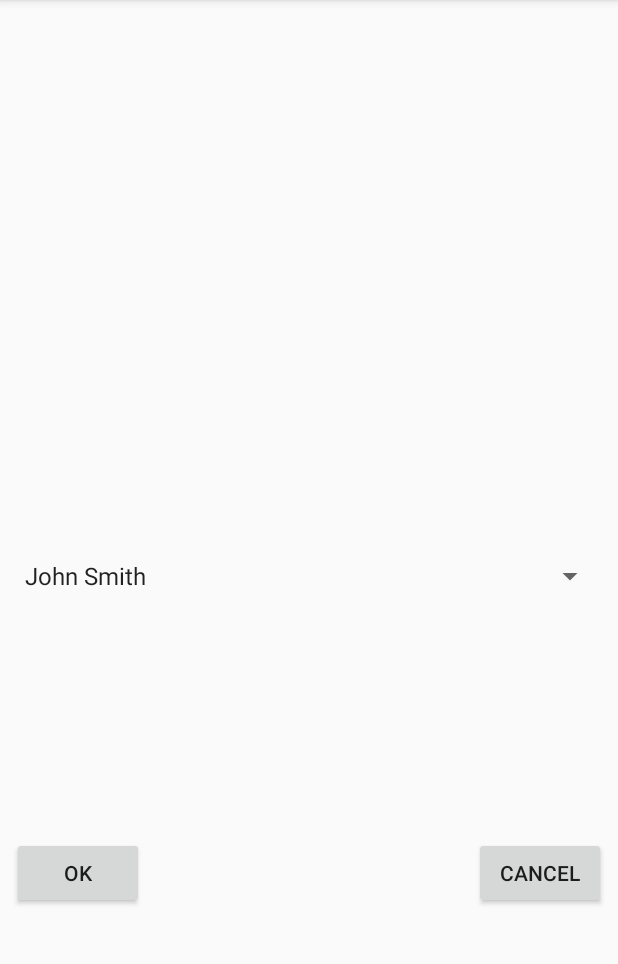
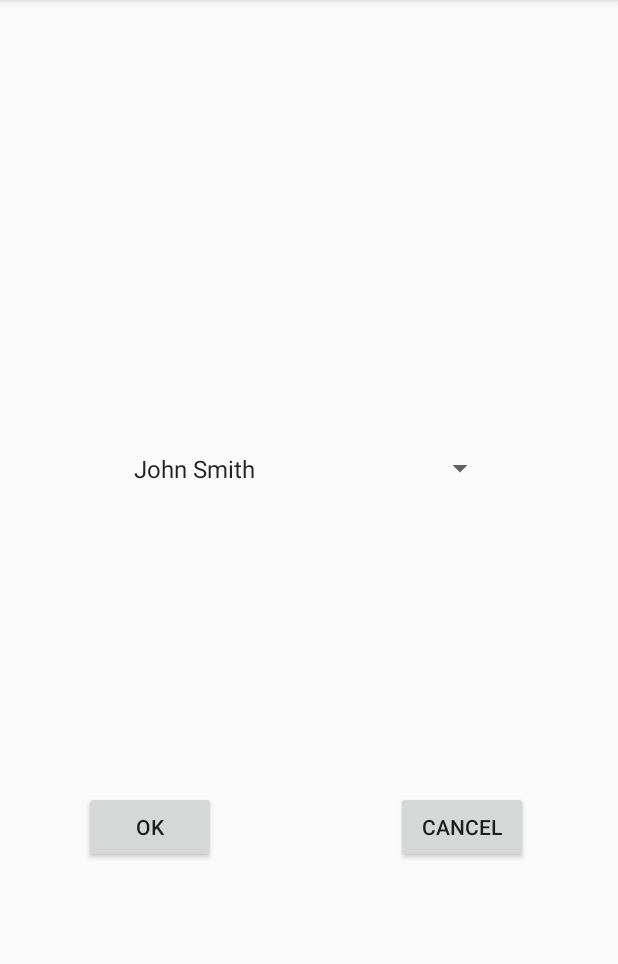
Before and after one commit to baru64/android-lab-homeworks, an Android app: the change_contact screen opened directly, with no data from a screen before it, on a phone screen of 412 x 824 dp, the part 84-1048 px from its top. Run offline under Robolectric (Android 15) with nearby library versions, the phone set to English and light mode, and no system bars.

Commit message:
Layout fix

```diff
--- a/homework1A12/app/src/main/res/layout/activity_change_contact.xml
+++ b/homework1A12/app/src/main/res/layout/activity_change_contact.xml
@@ -8,8 +8,8 @@
 
     <Spinner
         android:id="@+id/spinner"
-        android:layout_width="395dp"
-        android:layout_height="wrap_content"
+        android:layout_width="249dp"
+        android:layout_height="42dp"
         android:layout_marginStart="8dp"
         android:layout_marginTop="8dp"
         android:layout_marginEnd="8dp"
@@ -19,31 +19,34 @@
         app:layout_constraintBottom_toBottomOf="parent"
         app:layout_constraintEnd_toEndOf="parent"
         app:layout_constraintStart_toStartOf="parent"
-        app:layout_constraintTop_toTopOf="parent" />
+        app:layout_constraintTop_toTopOf="parent"
+        app:layout_constraintVertical_bias="0.399" />
 
     <Button
         android:id="@+id/button3"
         android:layout_width="wrap_content"
         android:layout_height="wrap_content"
-        android:layout_marginStart="8dp"
+        android:layout_marginStart="56dp"
         android:layout_marginTop="8dp"
         android:layout_marginBottom="8dp"
+        android:onClick="setContactClick"
         android:text="@android:string/ok"
-        android:onClick="setContactClick"
         app:layout_constraintBottom_toBottomOf="parent"
         app:layout_constraintStart_toStartOf="parent"
-        app:layout_constraintTop_toBottomOf="@+id/spinner" />
+        app:layout_constraintTop_toBottomOf="@+id/spinner"
+        app:layout_constraintVertical_bias="0.501" />
 
     <Button
         android:id="@+id/button4"
         android:layout_width="wrap_content"
         android:layout_height="wrap_content"
         android:layout_marginTop="8dp"
-        android:layout_marginEnd="8dp"
+        android:layout_marginEnd="60dp"
         android:layout_marginBottom="8dp"
+        android:onClick="cancelClick"
         android:text="@android:string/cancel"
-        android:onClick="cancelClick"
         app:layout_constraintBottom_toBottomOf="parent"
         app:layout_constraintEnd_toEndOf="parent"
-        app:layout_constraintTop_toBottomOf="@+id/spinner" />
+        app:layout_constraintTop_toBottomOf="@+id/spinner"
+        app:layout_constraintVertical_bias="0.501" />
 </android.support.constraint.ConstraintLayout>
```
Also changed, not shown: homework1A12/app/src/main/res/layout/activity_main.xml (+8 -6 lines).
